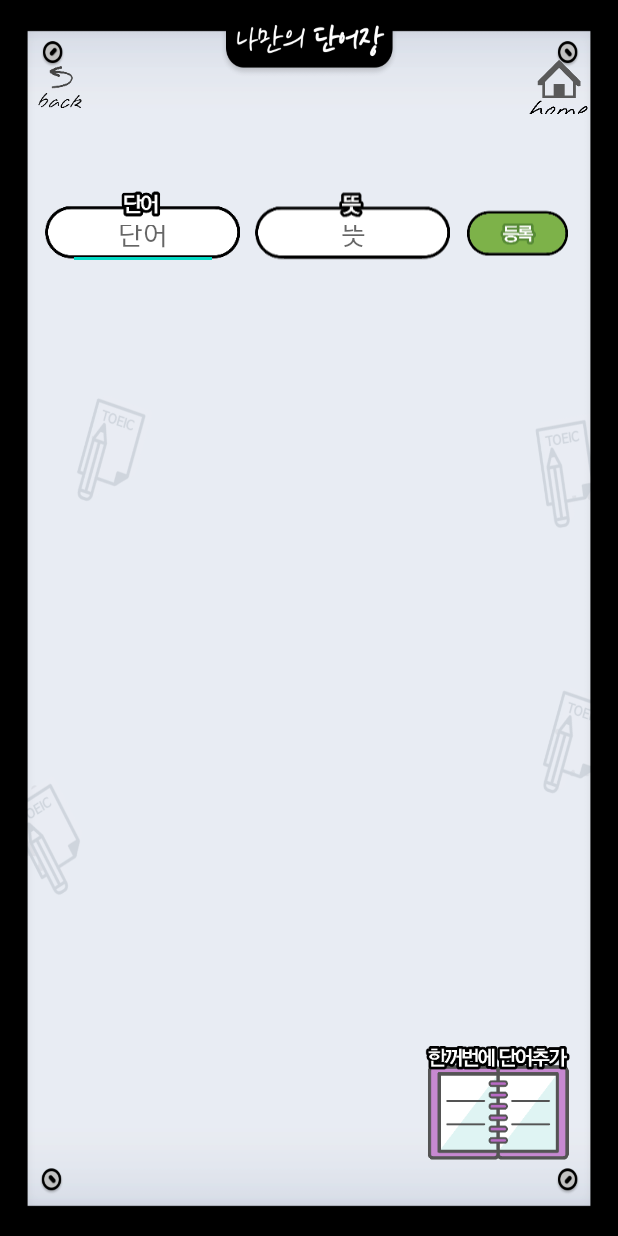
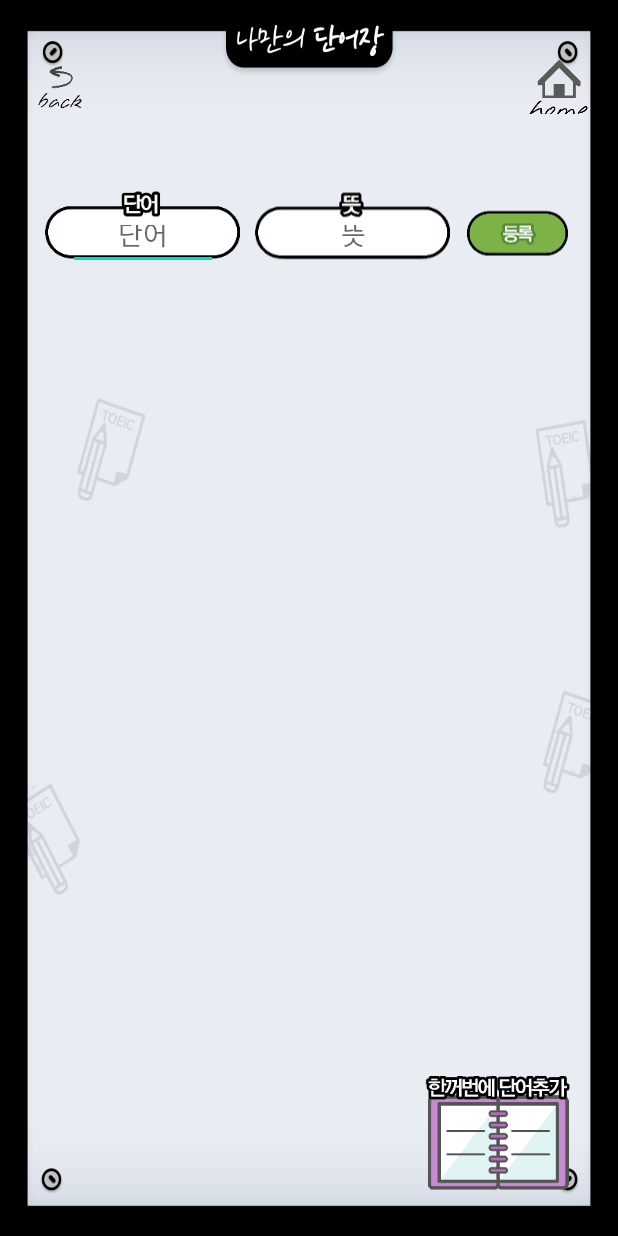
Before and after one commit to jaemin-Yoo/MyVocabulary, an Android app: the WordActivity screen opened directly, with no data from a screen before it, on a phone screen of 412 x 824 dp. Run offline under Robolectric (Android 15) with nearby library versions, the phone set to English and light mode, and no system bars; 2 statements that could not run were skipped.

Commit message:
Galuxy Note4 Apk State

```diff
--- a/MyVocabulary/app/src/main/res/layout/activity_wordlist.xml
+++ b/MyVocabulary/app/src/main/res/layout/activity_wordlist.xml
@@ -25,7 +25,7 @@
             android:layout_height="wrap_content"
             android:layout_gravity="center_horizontal"
             android:layout_marginTop="100dp"
-            android:textSize="10dp"/>
+            android:textSize="15dp"/>
 
         <ImageButton
             android:id="@+id/btn_back"
@@ -106,11 +106,9 @@
             android:layout_height="80dp"
             android:layout_gravity="right|bottom"
             android:layout_marginRight="30dp"
-            android:layout_marginBottom="50dp"
+            android:layout_marginBottom="30dp"
             android:background="#00FF0000"
             android:scaleType="centerCrop"/>
-
-
 
     </FrameLayout>
 
```
Also changed, not shown: MyVocabulary/app/src/main/java/com/example/myvocabulary/BookActivity.java (+51 -19 lines), MyVocabulary/app/src/main/res/drawable-v24/baby.png (added).
